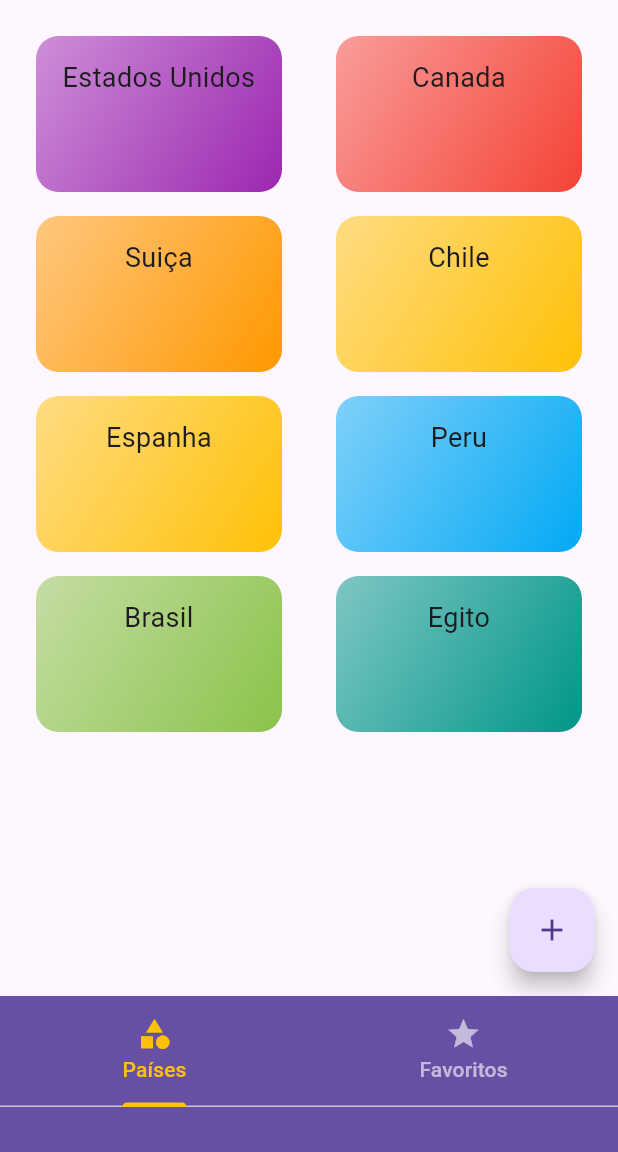
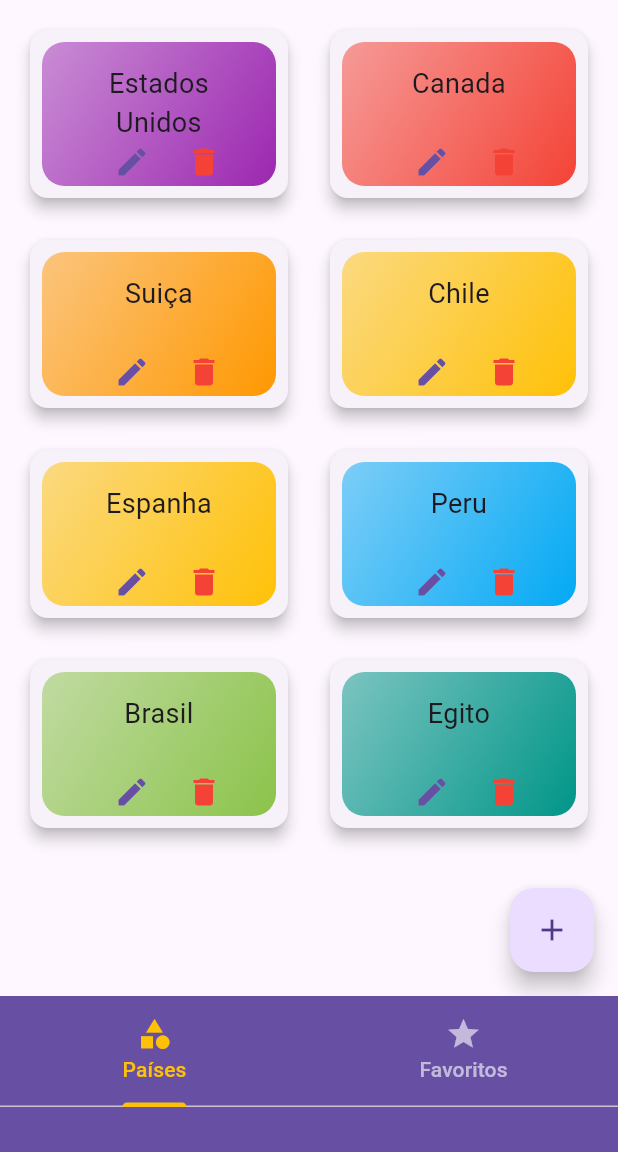
Before and after one commit to luisesales/Desenvolvimento-de-Sistemas-Para-Dispositivos-Moveis, a Flutter app: the screen it shows after launch, on a phone screen of 412 x 824 dp, the part 84-1236 px from its top. Run offline on Flutter 3.47's test engine with Material 3 defaults, Android fonts, the phone set to English and light mode, and no system bars; our stand-ins replace flutter_colorpicker, image_picker; missing offline and left inert: intl_utils.

Commit message:
updatin mini_projeto_3 - adding remove and edit país incomplete

```diff
--- a/mini_projeto_3/lib/screens/pais_screen.dart
+++ b/mini_projeto_3/lib/screens/pais_screen.dart
@@ -1,5 +1,7 @@
 import 'package:mini_projeto_3/components/item_pais.dart';
+import 'package:mini_projeto_3/components/modal_bottomsheet.dart';
 import 'package:mini_projeto_3/model/PaisesModel.dart';
+import 'package:mini_projeto_3/model/Pais.dart';
 import 'package:flutter/material.dart';
 import 'package:provider/provider.dart';
 
@@ -9,35 +11,84 @@ class PaisScreen extends StatelessWidget {
   @override
   Widget build(BuildContext context) {
     return Scaffold(
-      /* appBar: AppBar(
-        backgroundColor: ThemeData().primaryColor,
-        title: Text(
-          "Países",
-          style: TextStyle(color: Colors.white),
-        ),
-      ), */
-      body: Stack(children: [
+      body: Stack(
+        children: [
           Consumer<PaisesModel>(
             builder: (context, paisesModel, child) {
-            return GridView(
+              return GridView.builder(
                 padding: EdgeInsets.all(16),
                 gridDelegate: SliverGridDelegateWithMaxCrossAxisExtent(
                   maxCrossAxisExtent: 200,
                   mainAxisExtent: 120,
                   childAspectRatio: 3 / 2,
                   crossAxisSpacing: 20,
+                  mainAxisSpacing: 20,
                 ),
-              children: paisesModel.todos_paises.map((pais) => ItemPais(pais: pais)).toList(),
+                itemCount: paisesModel.todos_paises.length,
+                itemBuilder: (context, index) {
+                  final pais = paisesModel.todos_paises.elementAt(index);
+                  return Card(
+                    elevation: 4,
+                    child: Stack(
+                      children: [
+                        Positioned.fill(
+                          child: ItemPais(pais: pais),
+                        ),
+                        Positioned(
+                          top: 64,
+                          right: 32,
+                          child: Row(
+                            mainAxisSize: MainAxisSize.max,
+                            mainAxisAlignment: MainAxisAlignment.spaceEvenly,
+                            children: [
+                              IconButton(
+                                tooltip: "Editar País",
+                                onPressed: () {},
+                                icon: Icon(Icons.edit),
+                                color: Theme.of(context).primaryColor,
+                              ),
+                              IconButton(
+                                tooltip: "Excluir País",
+                                onPressed: () => showModalBottomSheet(
+                                  context: context,
+                                  builder: (BuildContext context) {
+                                    return ModalBottomSheet(
+                                      color: Colors.red,
+                                      onConditionMet: () {
+                                        paisesModel.removePais(pais);
+                                        Navigator.pop(context); // Fecha o modal bottom sheet
+                                        final snackBar = SnackBar(
+                                          content: Text('${pais.titulo} foi deletado com Sucesso!'),
+                                          action: SnackBarAction(
+                                            label: '',
+                                            onPressed: () {},
+                                          ),
                                         );
-          }
+                                        ScaffoldMessenger.of(context).showSnackBar(snackBar);
+                                      },
+                                      confirmAction: "Excluir",
+                                      confirmLabel: "Tem certeza de que deseja excluir ${pais.titulo}?",
+                                      confirmTitle: "Confirmação de Exclusão",
+                                    );
+                                  },
+                                ),
+                                icon: Icon(Icons.delete),
+                                color: Colors.red,
+                              ),
+                            ],
+                          ),
+                        ),
+                      ],
+                    ),
+                  );
+                },
+              );
+            },
           ),
           Positioned(
             bottom: 16,
             right: 16,
-          child: Row(
-            mainAxisAlignment: MainAxisAlignment.end,
-            children: [
-              FloatingActionButton(
+            child: FloatingActionButton(
               onPressed: () {
                 Navigator.of(context).pushNamed(
                   '/adicionarPais',
@@ -52,10 +103,9 @@ class PaisScreen extends StatelessWidget {
               tooltip: 'Adicionar País',
               child: Icon(Icons.add),
             ),
+          ),
         ],
       ),
-        ),
-      ]),
     );
   }
 }
```
Also changed, not shown: mini_projeto_3/lib/model/PaisesModel.dart (+13 -6 lines). Lines whose indentation alone changed are shown as unchanged.
